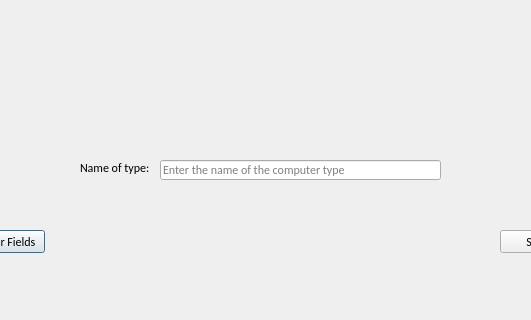
The window that Hopur21Verkefni/MyComputerScienceList/ui/addtype.ui (Hopur21/Hopur21) describes before a commit, drawn with Qt 5; both pictures show x 110 to 641 and y 0 to 320 of the 800 by 320 pixel window.
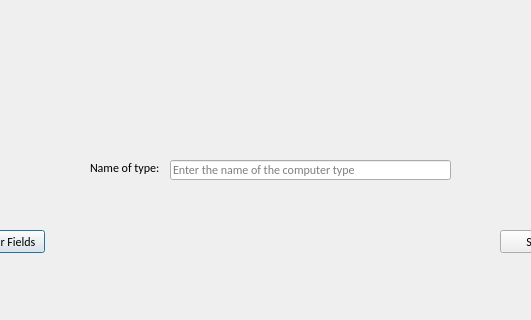
The same window after the commit. Icons and pictures are not drawn.

The edit to the form file:
```diff
--- a/Hopur21Verkefni/MyComputerScienceList/ui/addtype.ui
+++ b/Hopur21Verkefni/MyComputerScienceList/ui/addtype.ui
@@ -46,7 +46,7 @@
   <widget class="QLineEdit" name="lineEdit">
    <property name="geometry">
     <rect>
-     <x>270</x>
+     <x>280</x>
      <y>160</y>
      <width>281</width>
      <height>20</height>
@@ -64,7 +64,7 @@
   <widget class="QLabel" name="label">
    <property name="geometry">
     <rect>
-     <x>190</x>
+     <x>200</x>
      <y>160</y>
      <width>81</width>
      <height>16</height>
@@ -100,9 +100,9 @@
   <widget class="QLabel" name="label_logoAddScientist">
    <property name="geometry">
     <rect>
-     <x>220</x>
+     <x>260</x>
      <y>40</y>
-     <width>331</width>
+     <width>291</width>
      <height>31</height>
     </rect>
    </property>
@@ -123,7 +123,7 @@
   <widget class="QLabel" name="label_2">
    <property name="geometry">
     <rect>
-     <x>190</x>
+     <x>230</x>
      <y>40</y>
      <width>31</width>
      <height>31</height>
```
Left out of the diff: 2 changed lines with no effect on the pictures.
